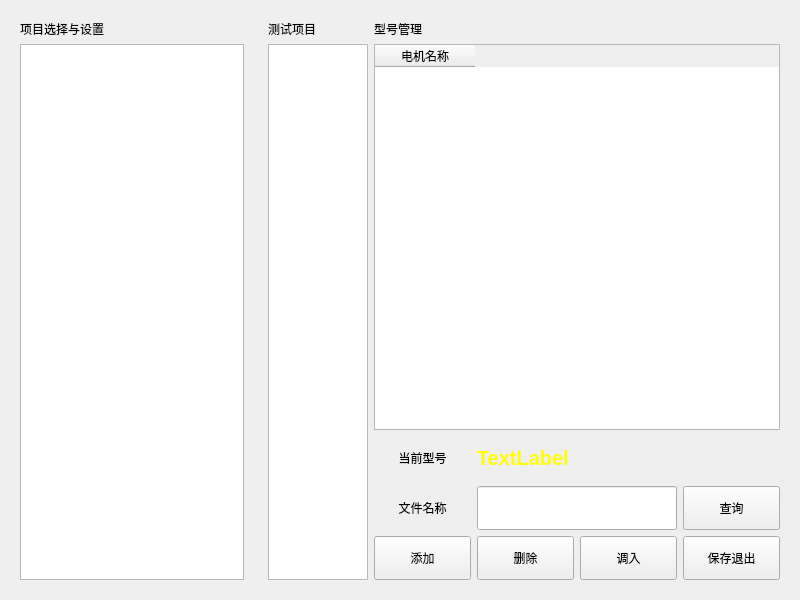
Old version of the form WinType.ui in the repository bloglink/aip-tester.
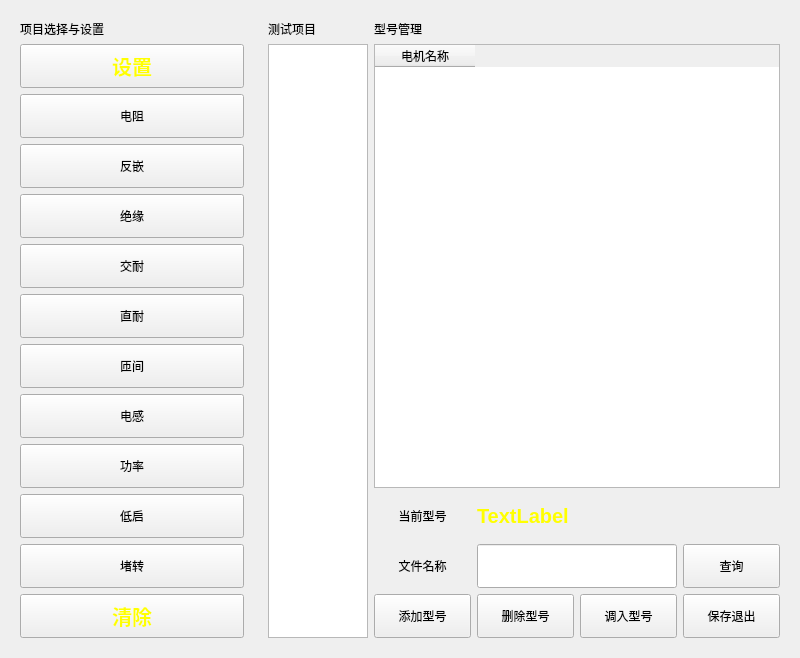
New version of the form. The open tabs and pages were chosen to show the change. Icons and pictures are not drawn.

Commit message: fix:(2.1.0.170331.2)修正项目选择与设置操作

Diff of the .ui file:
```diff
--- a/WinType.ui
+++ b/WinType.ui
@@ -281,25 +281,180 @@
         </widget>
        </item>
        <item>
-        <widget class="QTableWidget" name="TabProj">
-         <attribute name="horizontalHeaderVisible">
-          <bool>false</bool>
-         </attribute>
-         <attribute name="verticalHeaderVisible">
-          <bool>false</bool>
-         </attribute>
-         <column>
-          <property name="text">
-           <string>可选项目</string>
-          </property>
-         </column>
-         <column>
-          <property name="text">
-           <string>设置</string>
-          </property>
-         </column>
+        <widget class="QPushButton" name="BtnItemSet">
+         <property name="minimumSize">
+          <size>
+           <width>97</width>
+           <height>44</height>
+          </size>
+         </property>
+         <property name="styleSheet">
+          <string notr="true">color:yellow;font:Bold 15pt Ubuntu</string>
+         </property>
+         <property name="text">
+          <string>设置</string>
+         </property>
         </widget>
        </item>
+       <item>
+        <widget class="QPushButton" name="BtnItemDcr">
+         <property name="minimumSize">
+          <size>
+           <width>97</width>
+           <height>44</height>
+          </size>
+         </property>
+         <property name="text">
+          <string>电阻</string>
+         </property>
+        </widget>
+       </item>
+       <item>
+        <widget class="QPushButton" name="BtnItemMag">
+         <property name="minimumSize">
+          <size>
+           <width>97</width>
+           <height>44</height>
+          </size>
+         </property>
+         <property name="text">
+          <string>反嵌</string>
+         </property>
+        </widget>
+       </item>
+       <item>
+        <widget class="QPushButton" name="BtnItemInr">
+         <property name="minimumSize">
+          <size>
+           <width>97</width>
+           <height>44</height>
+          </size>
+         </property>
+         <property name="text">
+          <string>绝缘</string>
+         </property>
+        </widget>
+       </item>
+       <item>
+        <widget class="QPushButton" name="BtnItemAcw">
+         <property name="minimumSize">
+          <size>
+           <width>97</width>
+           <height>44</height>
+          </size>
+         </property>
+         <property name="text">
+          <string>交耐</string>
+         </property>
+        </widget>
+       </item>
+       <item>
+        <widget class="QPushButton" name="BtnItemDcw">
+         <property name="minimumSize">
+          <size>
+           <width>97</width>
+           <height>44</height>
+          </size>
+         </property>
+         <property name="text">
+          <string>直耐</string>
+         </property>
+        </widget>
+       </item>
+       <item>
+        <widget class="QPushButton" name="BtnItemImp">
+         <property name="minimumSize">
+          <size>
+           <width>97</width>
+           <height>44</height>
+          </size>
+         </property>
+         <property name="text">
+          <string>匝间</string>
+         </property>
+        </widget>
+       </item>
+       <item>
+        <widget class="QPushButton" name="BtnItemInd">
+         <property name="minimumSize">
+          <size>
+           <width>97</width>
+           <height>44</height>
+          </size>
+         </property>
+         <property name="text">
+          <string>电感</string>
+         </property>
+        </widget>
+       </item>
+       <item>
+        <widget class="QPushButton" name="BtnItemPwr">
+         <property name="minimumSize">
+          <size>
+           <width>97</width>
+           <height>44</height>
+          </size>
+         </property>
+         <property name="text">
+          <string>功率</string>
+         </property>
+        </widget>
+       </item>
+       <item>
+        <widget class="QPushButton" name="BtnItemLvs">
+         <property name="minimumSize">
+          <size>
+           <width>97</width>
+           <height>44</height>
+          </size>
+         </property>
+         <property name="text">
+          <string>低启</string>
+         </property>
+        </widget>
+       </item>
+       <item>
+        <widget class="QPushButton" name="BtnItemLck">
+         <property name="minimumSize">
+          <size>
+           <width>97</width>
+           <height>44</height>
+          </size>
+         </property>
+         <property name="text">
+          <string>堵转</string>
+         </property>
+        </widget>
+       </item>
+       <item>
+        <widget class="QPushButton" name="BtnItemDelete">
+         <property name="minimumSize">
+          <size>
+           <width>97</width>
+           <height>44</height>
+          </size>
+         </property>
+         <property name="styleSheet">
+          <string notr="true">color:yellow;font:Bold 15pt Ubuntu</string>
+         </property>
+         <property name="text">
+          <string>清除</string>
+         </property>
+        </widget>
+       </item>
+       <item>
+        <spacer name="verticalSpacer_2">
+         <property name="orientation">
+          <enum>Qt::Vertical</enum>
+         </property>
+         <property name="sizeHint" stdset="0">
+          <size>
+           <width>20</width>
+           <height>40</height>
+          </size>
+         </property>
+        </spacer>
+       </item>
       </layout>
      </widget>
     </widget>
@@ -352,7 +507,7 @@
           </size>
          </property>
          <property name="text">
-          <string>添加</string>
+          <string>添加型号</string>
          </property>
         </widget>
        </item>
@@ -479,7 +634,7 @@
           </size>
          </property>
          <property name="text">
-          <string>调入</string>
+          <string>调入型号</string>
          </property>
         </widget>
        </item>
@@ -498,7 +653,7 @@
           </size>
          </property>
          <property name="text">
-          <string>删除</string>
+          <string>删除型号</string>
          </property>
         </widget>
        </item>
```
Left out of the diff: 2 changed lines with no effect on the pictures. The commit also changes 4 other files.
